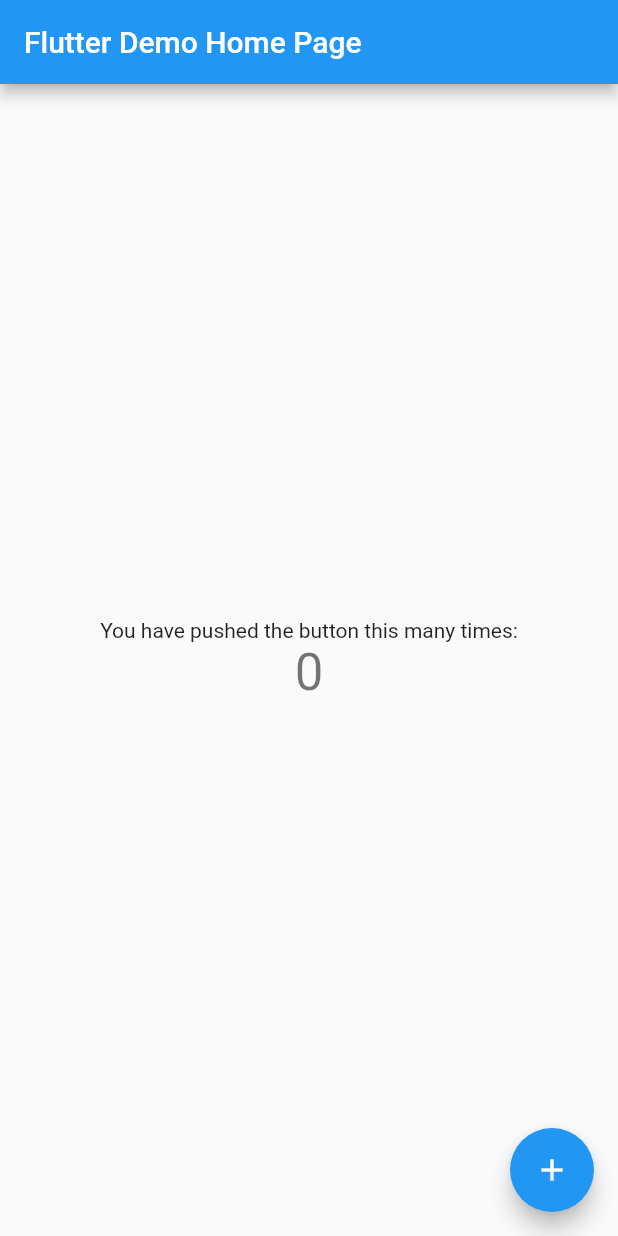
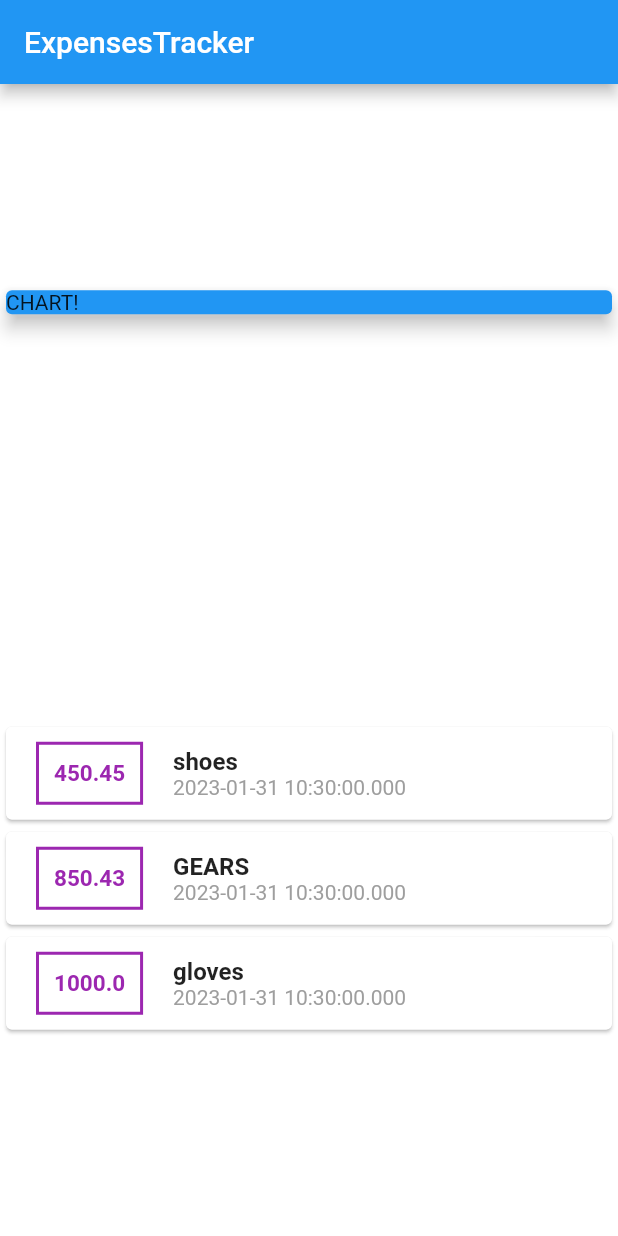
Before and after one commit to Sanjay3511/expenses_tracker, a Flutter app: the screen it shows after launch, on a phone screen of 412 x 824 dp. Run offline on Flutter 3.47's test engine with Material 2 defaults, Android fonts, the phone set to English and light mode, and no system bars.

Commit message:
adding column and cards  transactions

```diff
--- a/lib/main.dart
+++ b/lib/main.dart
@@ -1,115 +1,96 @@
 import 'package:flutter/material.dart';
+import './transaction.dart';
 
-void main() {
-  runApp(const MyApp());
+void main(){
+  runApp(MyApp());
+}
+class MyApp extends StatelessWidget{
+@override
+  Widget build(BuildContext context){
+  return MaterialApp(
+    title:'ExpensesTracker',
+    home: MyHomePage(),
+  );
 }
 
-class MyApp extends StatelessWidget {
-  const MyApp({super.key});
-
-  // This widget is the root of your application.
-  @override
-  Widget build(BuildContext context) {
-    return MaterialApp(
-      title: 'Flutter Demo',
-      theme: ThemeData(
-        // This is the theme of your application.
-        //
-        // Try running your application with "flutter run". You'll see the
-        // application has a blue toolbar. Then, without quitting the app, try
-        // changing the primarySwatch below to Colors.green and then invoke
-        // "hot reload" (press "r" in the console where you ran "flutter run",
-        // or simply save your changes to "hot reload" in a Flutter IDE).
-        // Notice that the counter didn't reset back to zero; the application
-        // is not restarted.
-        primarySwatch: Colors.blue,
-      ),
-      home: const MyHomePage(title: 'Flutter Demo Home Page'),
-    );
-  }
 }
-
-class MyHomePage extends StatefulWidget {
-  const MyHomePage({super.key, required this.title});
-
-  // This widget is the home page of your application. It is stateful, meaning
-  // that it has a State object (defined below) that contains fields that affect
-  // how it looks.
-
-  // This class is the configuration for the state. It holds the values (in this
-  // case the title) provided by the parent (in this case the App widget) and
-  // used by the build method of the State. Fields in a Widget subclass are
-  // always marked "final".
-
-  final String title;
-
-  @override
-  State<MyHomePage> createState() => _MyHomePageState();
-}
-
-class _MyHomePageState extends State<MyHomePage> {
-  int _counter = 0;
-
-  void _incrementCounter() {
-    setState(() {
-      // This call to setState tells the Flutter framework that something has
-      // changed in this State, which causes it to rerun the build method below
-      // so that the display can reflect the updated values. If we changed
-      // _counter without calling setState(), then the build method would not be
-      // called again, and so nothing would appear to happen.
-      _counter++;
-    });
-  }
+class MyHomePage extends StatelessWidget{
+  final List<Transaction> transactions = [
+        Transaction(id:'s1', title:'shoes', amount: 450.45, date:DateTime.now(),),
+        Transaction(id:'s2', title:'GEARS', amount: 850.43, date:DateTime.now(),),
+        Transaction(id:'s3', title:'gloves', amount: 1000.00, date:DateTime.now(),),
+  ];
 
   @override
   Widget build(BuildContext context) {
-    // This method is rerun every time setState is called, for instance as done
-    // by the _incrementCounter method above.
-    //
-    // The Flutter framework has been optimized to make rerunning build methods
-    // fast, so that you can just rebuild anything that needs updating rather
-    // than having to individually change instances of widgets.
+    // TODO: implement build
     return Scaffold(
+      backgroundColor: (Colors.white),
       appBar: AppBar(
-        // Here we take the value from the MyHomePage object that was created by
-        // the App.build method, and use it to set our appbar title.
-        title: Text(widget.title),
+        title: Text('ExpensesTracker'),
       ),
-      body: Center(
-        // Center is a layout widget. It takes a single child and positions it
-        // in the middle of the parent.
-        child: Column(
-          // Column is also a layout widget. It takes a list of children and
-          // arranges them vertically. By default, it sizes itself to fit its
-          // children horizontally, and tries to be as tall as its parent.
-          //
-          // Invoke "debug painting" (press "p" in the console, choose the
-          // "Toggle Debug Paint" action from the Flutter Inspector in Android
-          // Studio, or the "Toggle Debug Paint" command in Visual Studio Code)
-          // to see the wireframe for each widget.
-          //
-          // Column has various properties to control how it sizes itself and
-          // how it positions its children. Here we use mainAxisAlignment to
-          // center the children vertically; the main axis here is the vertical
-          // axis because Columns are vertical (the cross axis would be
-          // horizontal).
-          mainAxisAlignment: MainAxisAlignment.center,
-          children: <Widget>[
-            const Text(
-              'You have pushed the button this many times:',
+      body: Column(
+        mainAxisAlignment: MainAxisAlignment.spaceAround,
+        crossAxisAlignment: CrossAxisAlignment.stretch,
+        children: <Widget>[
+          Container(
+            width: double.infinity,
+            child:Card(
+              color: Colors.blue,
+              child: Text('CHART!'),
+              elevation: 5 ,
             ),
-            Text(
-              '$_counter',
-              style: Theme.of(context).textTheme.headline4,
-            ),
-          ],
-        ),
+         ),
+          Column(
+            children: transactions.map((tx){
+              return Card(
+                child: Row(
+                  children:<Widget>[
+                    Container(
+                      margin:EdgeInsets.symmetric(
+                        vertical: 10,
+                        horizontal: 20,
+                      ) ,
+                      decoration: BoxDecoration(
+                          border: Border.all(
+                              color:Colors.purple,
+                          width: 2,
+                          ),
+                      ),
+                      padding: EdgeInsets.all(10),
+                      child: Text(
+                        tx.amount.toString(),
+                        style: TextStyle(
+                            fontWeight: FontWeight.bold,
+                            fontSize: 15 ,
+                        color: Colors.purple),
+                      ),
+                    ),
+                    Column(
+                      crossAxisAlignment: CrossAxisAlignment.start,
+                        children: <Widget>[
+                        Text(tx.title,
+                        style: TextStyle(
+                          fontWeight: FontWeight.bold,
+                          fontSize: 16,
+                        ),
+                        ),
+                        Text(tx.date.toString(),
+                          style: TextStyle(
+                            color: Colors.grey
+                          ),
+                        ),
+                      ],
+                    ),
+                  ],
+                )
+               );
+            }).toList(),
+          ),
+        ],
       ),
-      floatingActionButton: FloatingActionButton(
-        onPressed: _incrementCounter,
-        tooltip: 'Increment',
-        child: const Icon(Icons.add),
-      ), // This trailing comma makes auto-formatting nicer for build methods.
     );
   }
+
+
 }
--- a/lib/transaction.dart
+++ b/lib/transaction.dart
@@ -0,0 +1,16 @@
+import 'package:flutter/foundation.dart';
+
+class Transaction {
+  final String id;
+  final String title;
+  final double amount;
+  final DateTime date;
+
+
+  Transaction({
+    required this.id,
+    required this.title,
+    required this.amount,
+    required this.date
+  });
+}
```
Also changed, not shown: pubspec.yaml (+1 -70 lines).
